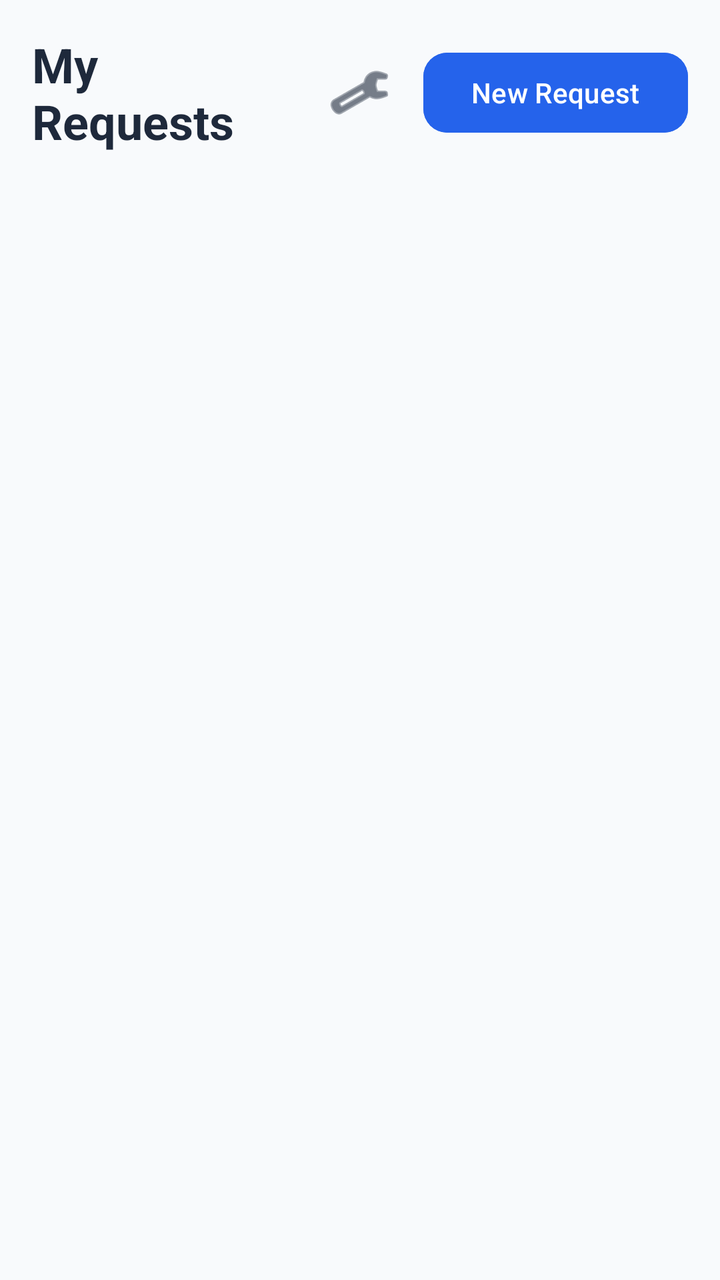
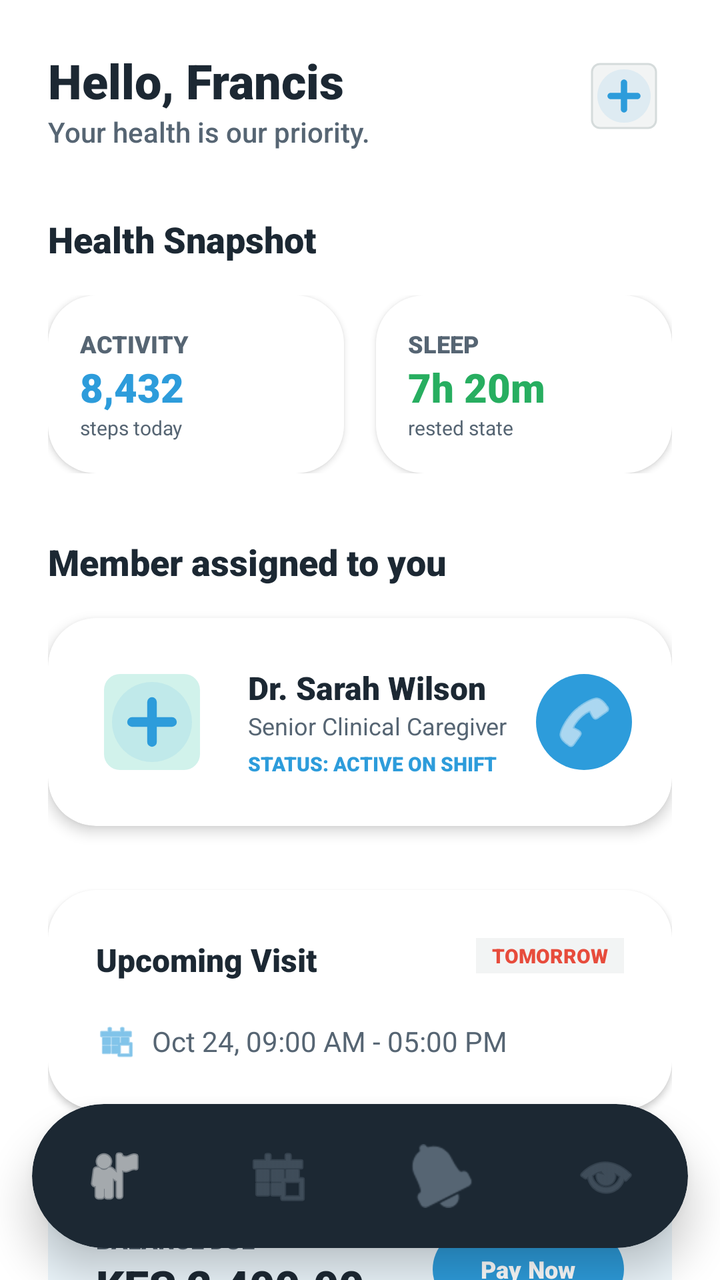

Before-and-after screenshots of an Android layout around one commit, followed by the original layout XML and the change that was made.
<!-- AndroidManifest.xml: application theme Theme.CaregiverManagementSystem -->
<!-- res/layout/activity_patient.xml -->
<?xml version="1.0" encoding="utf-8"?>
<LinearLayout xmlns:android="http://schemas.android.com/apk/res/android"
    xmlns:app="http://schemas.android.com/apk/res-auto"
    android:layout_width="match_parent"
    android:layout_height="match_parent"
    android:orientation="vertical"
    android:padding="16dp"
    android:background="#F8FAFC">

    <LinearLayout
        android:layout_width="match_parent"
        android:layout_height="wrap_content"
        android:orientation="horizontal"
        android:gravity="center_vertical"
        android:layout_marginBottom="16dp">

        <TextView
            android:layout_width="0dp"
            android:layout_height="wrap_content"
            android:layout_weight="1"
            android:text="My Requests"
            android:textSize="24sp"
            android:textStyle="bold"
            android:textColor="#1E293B" />

        <ImageButton
            android:id="@+id/btnSettings"
            android:layout_width="48dp"
            android:layout_height="48dp"
            android:background="?attr/selectableItemBackgroundBorderless"
            android:src="@android:drawable/ic_menu_preferences"
            android:layout_marginEnd="8dp"
            app:tint="#1E293B" />

        <com.google.android.material.button.MaterialButton
            android:id="@+id/btnNewRequest"
            android:layout_width="wrap_content"
            android:layout_height="wrap_content"
            android:text="New Request"
            app:cornerRadius="12dp"
            android:backgroundTint="#2563EB"
            android:textColor="#FFFFFF" />
    </LinearLayout>

    <androidx.recyclerview.widget.RecyclerView
        android:id="@+id/rvRequests"
        android:layout_width="match_parent"
        android:layout_height="0dp"
        android:layout_weight="1" />

</LinearLayout>
<!-- resources referenced by this layout -->
<resources>
  <style name="Theme.CaregiverManagementSystem" parent="Theme.Material3.DayNight">
          <item name="colorPrimary">@color/primary</item>
          <item name="colorPrimaryVariant">@color/primary_variant</item>
          <item name="colorOnPrimary">@color/white</item>
          <item name="colorSecondary">@color/secondary</item>
          <item name="colorSecondaryVariant">@color/gray_700</item>
          <item name="colorOnSecondary">@color/white</item>
          <item name="android:statusBarColor">@color/black</item>
          <item name="android:windowLightStatusBar">false</item>
      </style>
  <color name="primary">#000000</color>
  <color name="primary_variant">#1E293B</color>
  <color name="white">#FFFFFF</color>
  <color name="secondary">#64748B</color>
  <color name="gray_700">#334155</color>
  <color name="black">#000000</color>
</resources>

<!-- the commit's change to res/layout/activity_patient.xml (unified diff, before → after) -->
@@ -1,51 +1,384 @@
 <?xml version="1.0" encoding="utf-8"?>
-<LinearLayout xmlns:android="http://schemas.android.com/apk/res/android"
+ 
+<androidx.coordinatorlayout.widget.CoordinatorLayout xmlns:android="http://schemas.android.com/apk/res/android"
     xmlns:app="http://schemas.android.com/apk/res-auto"
     android:layout_width="match_parent"
     android:layout_height="match_parent"
-    android:orientation="vertical"
-    android:padding="16dp"
-    android:background="#F8FAFC">
-
-    <LinearLayout
+    android:background="@color/white">
+
+    <androidx.core.widget.NestedScrollView
         android:layout_width="match_parent"
-        android:layout_height="wrap_content"
-        android:orientation="horizontal"
-        android:gravity="center_vertical"
-        android:layout_marginBottom="16dp">
-
-        <TextView
-            android:layout_width="0dp"
+        android:layout_height="match_parent"
+        android:clipToPadding="false"
+        android:paddingBottom="100dp">
+
+        <LinearLayout
+            android:layout_width="match_parent"
             android:layout_height="wrap_content"
-            android:layout_weight="1"
-            android:text="My Requests"
-            android:textSize="24sp"
-            android:textStyle="bold"
-            android:textColor="#1E293B" />
-
-        <ImageButton
-            android:id="@+id/btnSettings"
-            android:layout_width="48dp"
-            android:layout_height="48dp"
-            android:background="?attr/selectableItemBackgroundBorderless"
-            android:src="@android:drawable/ic_menu_preferences"
-            android:layout_marginEnd="8dp"
-            app:tint="#1E293B" />
-
-        <com.google.android.material.button.MaterialButton
-            android:id="@+id/btnNewRequest"
-            android:layout_width="wrap_content"
-            android:layout_height="wrap_content"
-            android:text="New Request"
-            app:cornerRadius="12dp"
-            android:backgroundTint="#2563EB"
-            android:textColor="#FFFFFF" />
-    </LinearLayout>
-
-    <androidx.recyclerview.widget.RecyclerView
-        android:id="@+id/rvRequests"
+            android:orientation="vertical"
+            android:padding="24dp">
+
+            
+            <RelativeLayout
+                android:layout_width="match_parent"
+                android:layout_height="wrap_content"
+                android:layout_marginBottom="32dp">
+
+                <LinearLayout
+                    android:layout_width="wrap_content"
+                    android:layout_height="wrap_content"
+                    android:orientation="vertical">
+                    <TextView
+                        android:layout_width="wrap_content"
+                        android:layout_height="wrap_content"
+                        android:text="Hello, Francis"
+                        android:textColor="@color/med_text_primary"
+                        android:textSize="24sp"
+                        android:fontFamily="sans-serif-black" />
+                    <TextView
+                        android:layout_width="wrap_content"
+                        android:layout_height="wrap_content"
+                        android:text="Your health is our priority."
+                        android:textColor="@color/med_text_secondary"
+                        android:textSize="14sp"
+                        android:fontFamily="sans-serif-medium" />
+                </LinearLayout>
+
+                <com.google.android.material.imageview.ShapeableImageView
+                    android:id="@+id/btnSettings"
+                    android:layout_width="48dp"
+                    android:layout_height="48dp"
+                    android:layout_alignParentRight="true"
+                    android:src="@drawable/ic_medical_brand"
+                    android:padding="8dp"
+                    android:background="@color/med_soft_gray"
+                    android:clickable="true"
+                    android:focusable="true"
+                    app:shapeAppearanceOverlay="@style/ShapeAppearance.Material3.SmallComponent"
+                    app:strokeColor="@color/med_soft_gray_dark"
+                    app:strokeWidth="1dp" />
+            </RelativeLayout>
+
+            
+            <TextView
+                android:layout_width="wrap_content"
+                android:layout_height="wrap_content"
+                android:text="Health Snapshot"
+                android:textColor="@color/med_text_primary"
+                android:textSize="18sp"
+                android:fontFamily="sans-serif-black"
+                android:layout_marginBottom="16dp" />
+
+            <LinearLayout
+                android:layout_width="match_parent"
+                android:layout_height="wrap_content"
+                android:orientation="horizontal"
+                android:layout_marginBottom="32dp">
+
+                <LinearLayout
+                    android:layout_width="0dp"
+                    android:layout_height="wrap_content"
+                    android:layout_weight="1"
+                    android:background="@drawable/bg_soft_card"
+                    android:padding="16dp"
+                    android:orientation="vertical"
+                    android:layout_marginEnd="8dp"
+                    android:elevation="2dp">
+                    <TextView
+                        android:layout_width="wrap_content"
+                        android:layout_height="wrap_content"
+                        android:text="Activity"
+                        android:textColor="@color/med_text_secondary"
+                        android:textSize="12sp"
+                        android:fontFamily="sans-serif-black"
+                        android:textAllCaps="true" />
+                    <TextView
+                        android:layout_width="wrap_content"
+                        android:layout_height="wrap_content"
+                        android:text="8,432"
+                        android:textColor="@color/med_teal_primary"
+                        android:textSize="20sp"
+                        android:fontFamily="sans-serif-black" />
+                    <TextView
+                        android:layout_width="wrap_content"
+                        android:layout_height="wrap_content"
+                        android:text="steps today"
+                        android:textColor="@color/med_text_secondary"
+                        android:textSize="10sp" />
+                </LinearLayout>
+
+                <LinearLayout
+                    android:layout_width="0dp"
+                    android:layout_height="wrap_content"
+                    android:layout_weight="1"
+                    android:background="@drawable/bg_soft_card"
+                    android:padding="16dp"
+                    android:orientation="vertical"
+                    android:layout_marginStart="8dp"
+                    android:elevation="2dp">
+                    <TextView
+                        android:layout_width="wrap_content"
+                        android:layout_height="wrap_content"
+                        android:text="Sleep"
+                        android:textColor="@color/med_text_secondary"
+                        android:textSize="12sp"
+                        android:fontFamily="sans-serif-black"
+                        android:textAllCaps="true" />
+                    <TextView
+                        android:layout_width="wrap_content"
+                        android:layout_height="wrap_content"
+                        android:text="7h 20m"
+                        android:textColor="@color/med_mint_success"
+                        android:textSize="20sp"
+                        android:fontFamily="sans-serif-black" />
+                    <TextView
+                        android:layout_width="wrap_content"
+                        android:layout_height="wrap_content"
+                        android:text="rested state"
+                        android:textColor="@color/med_text_secondary"
+                        android:textSize="10sp" />
+                </LinearLayout>
+            </LinearLayout>
+
+            
+            <TextView
+                android:layout_width="wrap_content"
+                android:layout_height="wrap_content"
+                android:text="Member assigned to you"
+                android:textColor="@color/med_text_primary"
+                android:textSize="18sp"
+                android:fontFamily="sans-serif-black"
+                android:layout_marginBottom="16dp" />
+
+            <androidx.cardview.widget.CardView
+                android:layout_width="match_parent"
+                android:layout_height="wrap_content"
+                app:cardCornerRadius="24dp"
+                app:cardElevation="4dp"
+                android:layout_marginBottom="32dp"
+                app:cardBackgroundColor="@color/white">
+                <LinearLayout
+                    android:layout_width="match_parent"
+                    android:layout_height="wrap_content"
+                    android:orientation="horizontal"
+                    android:padding="20dp"
+                    android:gravity="center_vertical">
+                    <com.google.android.material.imageview.ShapeableImageView
+                        android:layout_width="64dp"
+                        android:layout_height="64dp"
+                        android:src="@drawable/ic_medical_brand"
+                        android:padding="8dp"
+                        android:background="@color/med_mint_soft"
+                        app:shapeAppearanceOverlay="@style/ShapeAppearance.Material3.MediumComponent" />
+                    <LinearLayout
+                        android:layout_width="0dp"
+                        android:layout_height="wrap_content"
+                        android:layout_weight="1"
+                        android:orientation="vertical"
+                        android:layout_marginStart="16dp">
+                        <TextView
+                            android:layout_width="wrap_content"
+                            android:layout_height="wrap_content"
+                            android:text="Dr. Sarah Wilson"
+                            android:textColor="@color/med_text_primary"
+                            android:textSize="16sp"
+                            android:fontFamily="sans-serif-black" />
+                        <TextView
+                            android:layout_width="wrap_content"
+                            android:layout_height="wrap_content"
+                            android:text="Senior Clinical Caregiver"
+                            android:textColor="@color/med_text_secondary"
+                            android:textSize="12sp" />
+                        <TextView
+                            android:layout_width="wrap_content"
+                            android:layout_height="wrap_content"
+                            android:text="Status: Active on Shift"
+                            android:textColor="@color/med_teal_primary"
+                            android:textSize="10sp"
+                            android:fontFamily="sans-serif-black"
+                            android:textAllCaps="true"
+                            android:layout_marginTop="4dp" />
+                    </LinearLayout>
+                    <ImageButton
+                        android:layout_width="48dp"
+                        android:layout_height="48dp"
+                        android:background="@drawable/bg_pill_button"
+                        android:src="@android:drawable/ic_menu_call"
+                        android:tint="@color/white" />
+                </LinearLayout>
+            </androidx.cardview.widget.CardView>
+
+            
+            <LinearLayout
+                android:layout_width="match_parent"
+                android:layout_height="wrap_content"
+                android:background="@drawable/bg_soft_card"
+                android:padding="24dp"
+                android:orientation="vertical"
+                android:layout_marginBottom="32dp"
+                android:elevation="2dp">
+                <RelativeLayout
+                    android:layout_width="match_parent"
+                    android:layout_height="wrap_content"
+                    android:layout_marginBottom="12dp">
+                    <TextView
+                        android:layout_width="wrap_content"
+                        android:layout_height="wrap_content"
+                        android:text="Upcoming Visit"
+                        android:textColor="@color/med_text_primary"
+                        android:textSize="16sp"
+                        android:fontFamily="sans-serif-black" />
+                    <TextView
+                        android:layout_width="wrap_content"
+                        android:layout_height="wrap_content"
+                        android:layout_alignParentRight="true"
+                        android:text="TOMORROW"
+                        android:textColor="@color/med_rose_error"
+                        android:textSize="10sp"
+                        android:fontFamily="sans-serif-black"
+                        android:paddingHorizontal="8dp"
+                        android:paddingVertical="2dp"
+                        android:background="@color/med_soft_gray" />
+                </RelativeLayout>
+                <LinearLayout
+                    android:layout_width="match_parent"
+                    android:layout_height="wrap_content"
+                    android:orientation="horizontal"
+                    android:gravity="center_vertical"
+                    android:layout_marginTop="8dp">
+                    <ImageView
+                        android:layout_width="20dp"
+                        android:layout_height="20dp"
+                        android:src="@android:drawable/ic_menu_today"
+                        android:tint="@color/med_teal_primary" />
+                    <TextView
+                        android:layout_width="wrap_content"
+                        android:layout_height="wrap_content"
+                        android:text="Oct 24, 09:00 AM - 05:00 PM"
+                        android:textColor="@color/med_text_secondary"
+                        android:textSize="14sp"
+                        android:layout_marginStart="8dp" />
+                </LinearLayout>
+            </LinearLayout>
+
+            
+            <LinearLayout
+                android:layout_width="match_parent"
+                android:layout_height="wrap_content"
+                android:background="@color/med_blue_bg"
+                android:padding="24dp"
+                android:orientation="horizontal"
+                android:gravity="center_vertical"
+                android:layout_marginBottom="32dp"
+                android:elevation="0dp">
+                <LinearLayout
+                    android:layout_width="0dp"
+                    android:layout_height="wrap_content"
+                    android:layout_weight="1"
+                    android:orientation="vertical">
+                    <TextView
+                        android:layout_width="wrap_content"
+                        android:layout_height="wrap_content"
+                        android:text="Balance Due"
+                        android:textColor="@color/med_text_secondary"
+                        android:textSize="12sp"
+                        android:fontFamily="sans-serif-black"
+                        android:textAllCaps="true" />
+                    <TextView
+                        android:layout_width="wrap_content"
+                        android:layout_height="wrap_content"
+                        android:text="KES 2,400.00"
+                        android:textColor="@color/med_text_primary"
+                        android:textSize="22sp"
+                        android:fontFamily="sans-serif-black" />
+                </LinearLayout>
+                <com.google.android.material.button.MaterialButton
+                    android:layout_width="wrap_content"
+                    android:layout_height="wrap_content"
+                    android:text="Pay Now"
+                    app:cornerRadius="24dp"
+                    app:backgroundTint="@color/med_teal_primary"
+                    android:textColor="@color/white"
+                    android:fontFamily="sans-serif-black"
+                    android:textSize="12sp" />
+            </LinearLayout>
+
+            
+            <com.google.android.material.button.MaterialButton
+                android:id="@+id/btnNewRequest"
+                android:layout_width="match_parent"
+                android:layout_height="64dp"
+                android:text="+ Book New Service"
+                app:cornerRadius="32dp"
+                app:backgroundTint="@color/med_text_primary"
+                android:textColor="@color/white"
+                android:fontFamily="sans-serif-black"
+                android:textSize="14sp"
+                app:elevation="8dp"
+                android:layout_marginBottom="32dp" />
+
+            
+            <TextView
+                android:layout_width="wrap_content"
+                android:layout_height="wrap_content"
+                android:text="Recent Requests"
+                android:textColor="@color/med_text_primary"
+                android:textSize="18sp"
+                android:fontFamily="sans-serif-black"
+                android:layout_marginBottom="16dp" />
+
+            <androidx.recyclerview.widget.RecyclerView
+                android:id="@+id/rvRequests"
+                android:layout_width="match_parent"
+                android:layout_height="wrap_content"
+                android:nestedScrollingEnabled="false" />
+
+        </LinearLayout>
+    </androidx.core.widget.NestedScrollView>
+
+    
+    <androidx.cardview.widget.CardView
         android:layout_width="match_parent"
-        android:layout_height="0dp"
-        android:layout_weight="1" />
-
-</LinearLayout>
+        android:layout_height="72dp"
+        android:layout_gravity="bottom"
+        android:layout_margin="16dp"
+        app:cardCornerRadius="36dp"
+        app:cardElevation="12dp"
+        app:cardBackgroundColor="@color/med_text_primary">
+        <LinearLayout
+            android:layout_width="match_parent"
+            android:layout_height="match_parent"
+            android:orientation="horizontal"
+            android:gravity="center">
+            <ImageButton
+                android:layout_width="0dp"
+                android:layout_height="match_parent"
+                android:layout_weight="1"
+                android:src="@android:drawable/ic_menu_myplaces"
+                android:background="?attr/selectableItemBackgroundBorderless"
+                android:tint="@color/white" />
+            <ImageButton
+                android:layout_width="0dp"
+                android:layout_height="match_parent"
+                android:layout_weight="1"
+                android:src="@android:drawable/ic_menu_today"
+                android:background="?attr/selectableItemBackgroundBorderless"
+                android:tint="@color/med_text_secondary" />
+            <ImageButton
+                android:layout_width="0dp"
+                android:layout_height="match_parent"
+                android:layout_weight="1"
+                android:src="@android:drawable/ic_popup_reminder"
+                android:background="?attr/selectableItemBackgroundBorderless"
+                android:tint="@color/med_text_secondary" />
+            <ImageButton
+                android:layout_width="0dp"
+                android:layout_height="match_parent"
+                android:layout_weight="1"
+                android:src="@android:drawable/ic_menu_view"
+                android:background="?attr/selectableItemBackgroundBorderless"
+                android:tint="@color/med_text_secondary" />
+        </LinearLayout>
+    </androidx.cardview.widget.CardView>
+
+</androidx.coordinatorlayout.widget.CoordinatorLayout>
<!-- resource entries referenced after the edit -->
@@ -1,20 +1,77 @@
 <!-- resources referenced by this layout -->
 <resources>
-  <style name="Theme.CaregiverManagementSystem" parent="Theme.Material3.DayNight">
-          <item name="colorPrimary">@color/primary</item>
-          <item name="colorPrimaryVariant">@color/primary_variant</item>
+  <color name="med_blue_bg">#EBF5FB</color>
+  <color name="med_mint_soft">#D1F2EB</color>
+  <color name="med_mint_success">#27AE60</color>
+  <color name="med_rose_error">#E74C3C</color>
+  <color name="med_soft_gray">#F2F4F4</color>
+  <color name="med_soft_gray_dark">#D5DBDB</color>
+  <color name="med_teal_primary">#2D9CDB</color>
+  <color name="med_text_primary">#1C2833</color>
+  <color name="med_text_secondary">#566573</color>
+  <style name="Theme.CaregiverManagementSystem" parent="Theme.Material3.DayNight.NoActionBar">
+          
+          <item name="colorPrimary">@color/med_teal_primary</item>
           <item name="colorOnPrimary">@color/white</item>
-          <item name="colorSecondary">@color/secondary</item>
-          <item name="colorSecondaryVariant">@color/gray_700</item>
+          <item name="colorPrimaryContainer">@color/med_teal_primary</item>
+          <item name="colorOnPrimaryContainer">@color/white</item>
+  
+          
+          <item name="colorSecondary">@color/med_mint_success</item>
           <item name="colorOnSecondary">@color/white</item>
-          <item name="android:statusBarColor">@color/black</item>
-          <item name="android:windowLightStatusBar">false</item>
+          <item name="colorSecondaryContainer">@color/med_mint_soft</item>
+          <item name="colorOnSecondaryContainer">@color/med_text_primary</item>
+  
+          
+          <item name="android:statusBarColor">@color/white</item>
+          <item name="android:windowLightStatusBar">true</item>
+          
+          
+          <item name="android:windowBackground">@color/white</item>
+          <item name="colorSurface">@color/white</item>
+          <item name="colorOnSurface">@color/med_text_primary</item>
       </style>
-  <color name="primary">#000000</color>
-  <color name="primary_variant">#1E293B</color>
-  <color name="white">#FFFFFF</color>
-  <color name="secondary">#64748B</color>
-  <color name="gray_700">#334155</color>
-  <color name="black">#000000</color>
+  <color name="white">#FFFFFFFF</color>
+  <!-- drawable bg_pill_button (drawable) -->
+  <?xml version="1.0" encoding="utf-8"?>
+  <ripple xmlns:android="http://schemas.android.com/apk/res/android"
+      android:color="#1AFFFFFF">
+      <item>
+          <shape android:shape="rectangle">
+              <solid android:color="@color/med_teal_primary" />
+              <corners android:radius="100dp" />
+          </shape>
+      </item>
+  </ripple>
+  <!-- drawable bg_soft_card (drawable) -->
+  <?xml version="1.0" encoding="utf-8"?>
+  <ripple xmlns:android="http://schemas.android.com/apk/res/android"
+      android:color="#1A000000">
+      <item>
+          <shape android:shape="rectangle">
+              <solid android:color="@color/white" />
+              <corners android:radius="24dp" />
+          </shape>
+      </item>
+  </ripple>
+  <!-- drawable ic_medical_brand (drawable) -->
+  <vector xmlns:android="http://schemas.android.com/apk/res/android"
+      android:width="120dp"
+      android:height="120dp"
+      android:viewportWidth="120"
+      android:viewportHeight="120">
+      
+      <path
+          android:fillColor="@color/med_teal_primary"
+          android:pathData="M60,10A50,50 0,1 1,59.99 10Z"
+          android:fillAlpha="0.1"/>
+      
+      <path
+          android:fillColor="@color/med_teal_primary"
+          android:pathData="M60,35 L60,85 M35,60 L85,60"
+          android:strokeColor="@color/med_teal_primary"
+          android:strokeWidth="12"
+          android:strokeLineCap="round"/>
+  </vector>
 </resources>
 
